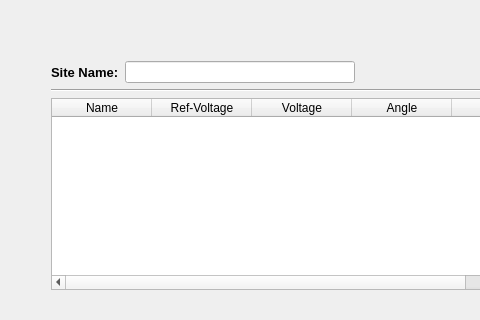
Above: GSCD/stationparameterdialog.ui from fzlgejiao/PowerTool before the change; both pictures show x 0 to 480 and y 0 to 320 of the 709 by 448 pixel window. Below: the same form after it.
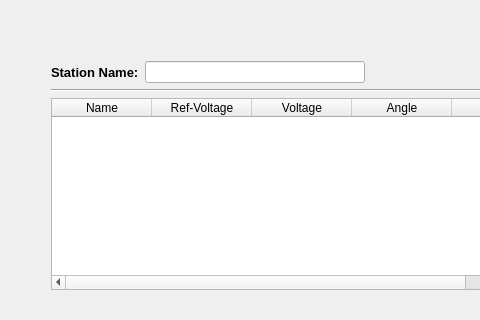
That is the form after the change.

Commit message: 1) optimize code for main menu and context menu 2) add station is ok, but edit station is still not ok 3) view property ,and delete station is ok

Diff of the .ui file:
```diff
--- a/GSCD/stationparameterdialog.ui
+++ b/GSCD/stationparameterdialog.ui
@@ -39,7 +39,7 @@
          </font>
         </property>
         <property name="text">
-         <string>Site Name:</string>
+         <string>Station Name:</string>
         </property>
        </widget>
       </item>
```
Left out of the diff: 2 changed lines with no effect on the pictures. The commit also changes 18 other files.
